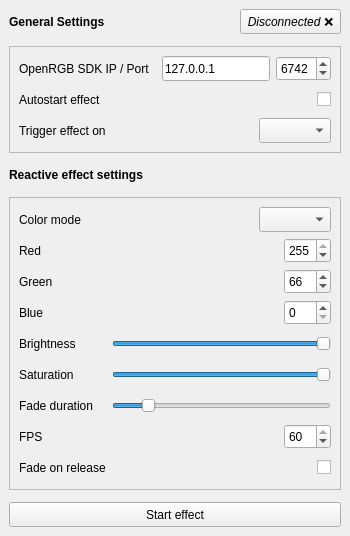
Above: src/mousereactivergb.ui from Odizinne/MouseReactiveRGB before the change. Below: the same form after it.
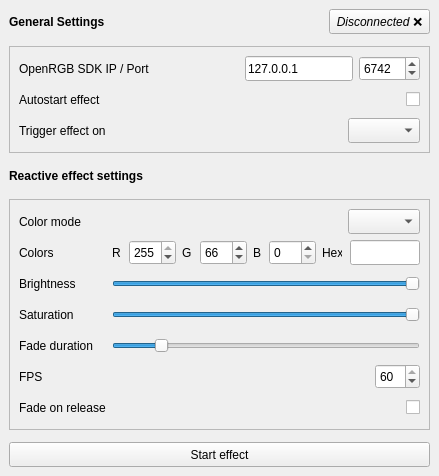
That is the form after the change.

What changed in the file:
```diff
--- a/src/mousereactivergb.ui
+++ b/src/mousereactivergb.ui
@@ -6,13 +6,13 @@
    <rect>
     <x>0</x>
     <y>0</y>
-    <width>350</width>
-    <height>536</height>
+    <width>439</width>
+    <height>476</height>
    </rect>
   </property>
   <property name="minimumSize">
    <size>
-    <width>350</width>
+    <width>439</width>
     <height>0</height>
    </size>
   </property>
@@ -72,97 +72,18 @@
        <property name="spacing">
         <number>6</number>
        </property>
-       <item row="3" column="2">
-        <widget class="QSpinBox" name="bSpinBox">
-         <property name="minimumSize">
-          <size>
-           <width>0</width>
-           <height>25</height>
-          </size>
+       <item row="7" column="1">
+        <spacer name="horizontalSpacer">
+         <property name="orientation">
+          <enum>Qt::Orientation::Horizontal</enum>
          </property>
-         <property name="maximumSize">
+         <property name="sizeHint" stdset="0">
           <size>
-           <width>16777215</width>
-           <height>16777215</height>
+           <width>40</width>
+           <height>20</height>
           </size>
          </property>
-         <property name="maximum">
-          <number>255</number>
-         </property>
-        </widget>
-       </item>
-       <item row="2" column="2">
-        <widget class="QSpinBox" name="gSpinBox">
-         <property name="minimumSize">
-          <size>
-           <width>0</width>
-           <height>25</height>
-          </size>
-         </property>
-         <property name="maximumSize">
-          <size>
-           <width>16777215</width>
-           <height>16777215</height>
-          </size>
-         </property>
-         <property name="maximum">
-          <number>255</number>
-         </property>
-         <property name="value">
-          <number>66</number>
-         </property>
-        </widget>
-       </item>
-       <item row="6" column="0">
-        <widget class="QLabel" name="label_4">
-         <property name="minimumSize">
-          <size>
-           <width>0</width>
-           <height>0</height>
-          </size>
-         </property>
-         <property name="text">
-          <string>Fade duration</string>
-         </property>
-        </widget>
-       </item>
-       <item row="7" column="2">
-        <widget class="QSpinBox" name="fpsSpinBox">
-         <property name="minimumSize">
-          <size>
-           <width>45</width>
-           <height>25</height>
-          </size>
-         </property>
-         <property name="maximumSize">
-          <size>
-           <width>16777215</width>
-           <height>16777215</height>
-          </size>
-         </property>
-         <property name="minimum">
-          <number>10</number>
-         </property>
-         <property name="maximum">
-          <number>60</number>
-         </property>
-         <property name="value">
-          <number>60</number>
-         </property>
-        </widget>
-       </item>
-       <item row="1" column="0">
-        <widget class="QLabel" name="label">
-         <property name="minimumSize">
-          <size>
-           <width>31</width>
-           <height>0</height>
-          </size>
-         </property>
-         <property name="text">
-          <string>Red</string>
-         </property>
-        </widget>
+        </spacer>
        </item>
        <item row="6" column="1" colspan="2">
         <widget class="QFrame" name="frame">
@@ -219,6 +140,66 @@
          </layout>
         </widget>
        </item>
+       <item row="8" column="0">
+        <widget class="QLabel" name="label_6">
+         <property name="text">
+          <string>Fade on release</string>
+         </property>
+        </widget>
+       </item>
+       <item row="5" column="0">
+        <widget class="QLabel" name="label_14">
+         <property name="minimumSize">
+          <size>
+           <width>0</width>
+           <height>25</height>
+          </size>
+         </property>
+         <property name="text">
+          <string>Saturation</string>
+         </property>
+        </widget>
+       </item>
+       <item row="4" column="0">
+        <widget class="QLabel" name="label_13">
+         <property name="text">
+          <string>Brightness</string>
+         </property>
+        </widget>
+       </item>
+       <item row="7" column="0">
+        <widget class="QLabel" name="label_10">
+         <property name="text">
+          <string>FPS</string>
+         </property>
+        </widget>
+       </item>
+       <item row="5" column="1" colspan="2">
+        <widget class="QSlider" name="saturationSlider">
+         <property name="maximum">
+          <number>100</number>
+         </property>
+         <property name="value">
+          <number>100</number>
+         </property>
+         <property name="orientation">
+          <enum>Qt::Orientation::Horizontal</enum>
+         </property>
+        </widget>
+       </item>
+       <item row="6" column="0">
+        <widget class="QLabel" name="label_4">
+         <property name="minimumSize">
+          <size>
+           <width>0</width>
+           <height>0</height>
+          </size>
+         </property>
+         <property name="text">
+          <string>Fade duration</string>
+         </property>
+        </widget>
+       </item>
        <item row="8" column="2">
         <widget class="QCheckBox" name="fadeOnReleaseCheckBox">
          <property name="minimumSize">
@@ -235,28 +216,6 @@
          </property>
         </widget>
        </item>
-       <item row="1" column="2">
-        <widget class="QSpinBox" name="rSpinBox">
-         <property name="minimumSize">
-          <size>
-           <width>0</width>
-           <height>25</height>
-          </size>
-         </property>
-         <property name="maximumSize">
-          <size>
-           <width>16777215</width>
-           <height>16777215</height>
-          </size>
-         </property>
-         <property name="maximum">
-          <number>255</number>
-         </property>
-         <property name="value">
-          <number>255</number>
-         </property>
-        </widget>
-       </item>
        <item row="4" column="1" colspan="2">
         <widget class="QSlider" name="brightnessSlider">
          <property name="minimumSize">
@@ -276,50 +235,28 @@
          </property>
         </widget>
        </item>
-       <item row="4" column="0">
-        <widget class="QLabel" name="label_13">
-         <property name="text">
-          <string>Brightness</string>
-         </property>
-        </widget>
-       </item>
-       <item row="0" column="0">
-        <widget class="QLabel" name="label_12">
+       <item row="7" column="2">
+        <widget class="QSpinBox" name="fpsSpinBox">
          <property name="minimumSize">
           <size>
-           <width>0</width>
+           <width>45</width>
            <height>25</height>
           </size>
          </property>
-         <property name="text">
-          <string>Color mode</string>
-         </property>
-        </widget>
-       </item>
-       <item row="3" column="0">
-        <widget class="QLabel" name="label_3">
-         <property name="minimumSize">
+         <property name="maximumSize">
           <size>
-           <width>31</width>
-           <height>0</height>
+           <width>16777215</width>
+           <height>16777215</height>
           </size>
          </property>
-         <property name="text">
-          <string>Blue</string>
+         <property name="minimum">
+          <number>10</number>
          </property>
-        </widget>
-       </item>
-       <item row="8" column="0">
-        <widget class="QLabel" name="label_6">
-         <property name="text">
-          <string>Fade on release</string>
+         <property name="maximum">
+          <number>60</number>
          </property>
-        </widget>
-       </item>
-       <item row="7" column="0">
-        <widget class="QLabel" name="label_10">
-         <property name="text">
-          <string>FPS</string>
+         <property name="value">
+          <number>60</number>
          </property>
         </widget>
        </item>
@@ -350,34 +287,8 @@
          </item>
         </layout>
        </item>
-       <item row="7" column="1">
-        <spacer name="horizontalSpacer">
-         <property name="orientation">
-          <enum>Qt::Orientation::Horizontal</enum>
-         </property>
-         <property name="sizeHint" stdset="0">
-          <size>
-           <width>40</width>
-           <height>20</height>
-          </size>
-         </property>
-        </spacer>
-       </item>
-       <item row="2" column="0">
-        <widget class="QLabel" name="label_2">
-         <property name="minimumSize">
-          <size>
-           <width>0</width>
-           <height>0</height>
-          </size>
-         </property>
-         <property name="text">
-          <string>Green</string>
-         </property>
-        </widget>
-       </item>
-       <item row="5" column="0">
-        <widget class="QLabel" name="label_14">
+       <item row="0" column="0">
+        <widget class="QLabel" name="label_12">
          <property name="minimumSize">
           <size>
            <width>0</width>
@@ -385,20 +296,234 @@
           </size>
          </property>
          <property name="text">
-          <string>Saturation</string>
+          <string>Color mode</string>
          </property>
         </widget>
        </item>
-       <item row="5" column="1" colspan="2">
-        <widget class="QSlider" name="saturationSlider">
-         <property name="maximum">
-          <number>100</number>
-         </property>
-         <property name="value">
-          <number>100</number>
-         </property>
-         <property name="orientation">
-          <enum>Qt::Orientation::Horizontal</enum>
+       <item row="1" column="1" colspan="2">
+        <layout class="QGridLayout" name="gridLayout_7">
+         <item row="0" column="1">
+          <widget class="QLabel" name="label">
+           <property name="minimumSize">
+            <size>
+             <width>0</width>
+             <height>25</height>
+            </size>
+           </property>
+           <property name="maximumSize">
+            <size>
+             <width>20</width>
+             <height>16777215</height>
+            </size>
+           </property>
+           <property name="text">
+            <string>R</string>
+           </property>
+          </widget>
+         </item>
+         <item row="0" column="4">
+          <widget class="QLabel" name="label_2">
+           <property name="minimumSize">
+            <size>
+             <width>0</width>
+             <height>0</height>
+            </size>
+           </property>
+           <property name="maximumSize">
+            <size>
+             <width>20</width>
+             <height>16777215</height>
+            </size>
+           </property>
+           <property name="text">
+            <string>G</string>
+           </property>
+          </widget>
+         </item>
+         <item row="0" column="6">
+          <widget class="QSpinBox" name="gSpinBox">
+           <property name="minimumSize">
+            <size>
+             <width>0</width>
+             <height>25</height>
+            </size>
+           </property>
+           <property name="maximumSize">
+            <size>
+             <width>16777215</width>
+             <height>16777215</height>
+            </size>
+           </property>
+           <property name="maximum">
+            <number>255</number>
+           </property>
+           <property name="value">
+            <number>66</number>
+           </property>
+          </widget>
+         </item>
+         <item row="0" column="3">
+          <widget class="QSpinBox" name="rSpinBox">
+           <property name="minimumSize">
+            <size>
+             <width>0</width>
+             <height>25</height>
+            </size>
+           </property>
+           <property name="maximumSize">
+            <size>
+             <width>16777215</width>
+             <height>16777215</height>
+            </size>
+           </property>
+           <property name="maximum">
+            <number>255</number>
+           </property>
+           <property name="value">
+            <number>255</number>
+           </property>
+          </widget>
+         </item>
+         <item row="0" column="5">
+          <spacer name="horizontalSpacer_6">
+           <property name="orientation">
+            <enum>Qt::Orientation::Horizontal</enum>
+           </property>
+           <property name="sizeHint" stdset="0">
+            <size>
+             <width>40</width>
+             <height>20</height>
+            </size>
+           </property>
+          </spacer>
+         </item>
+         <item row="0" column="7">
+          <widget class="QLabel" name="label_3">
+           <property name="minimumSize">
+            <size>
+             <width>0</width>
+             <height>0</height>
+            </size>
+           </property>
+           <property name="maximumSize">
+            <size>
+             <width>20</width>
+             <height>16777215</height>
+            </size>
+           </property>
+           <property name="text">
+            <string>B</string>
+           </property>
+          </widget>
+         </item>
+         <item row="0" column="10">
+          <widget class="QLabel" name="label_15">
+           <property name="minimumSize">
+            <size>
+             <width>0</width>
+             <height>25</height>
+            </size>
+           </property>
+           <property name="maximumSize">
+            <size>
+             <width>20</width>
+             <height>16777215</height>
+            </size>
+           </property>
+           <property name="text">
+            <string>Hex</string>
+           </property>
+          </widget>
+         </item>
+         <item row="0" column="8">
+          <spacer name="horizontalSpacer_7">
+           <property name="orientation">
+            <enum>Qt::Orientation::Horizontal</enum>
+           </property>
+           <property name="sizeHint" stdset="0">
+            <size>
+             <width>40</width>
+             <height>20</height>
+            </size>
+           </property>
+          </spacer>
+         </item>
+         <item row="0" column="12">
+          <widget class="QLineEdit" name="hexLineEdit">
+           <property name="sizePolicy">
+            <sizepolicy hsizetype="Expanding" vsizetype="Fixed">
+             <horstretch>0</horstretch>
+             <verstretch>0</verstretch>
+            </sizepolicy>
+           </property>
+           <property name="minimumSize">
+            <size>
+             <width>0</width>
+             <height>25</height>
+            </size>
+           </property>
+           <property name="maximumSize">
+            <size>
+             <width>16777215</width>
+             <height>16777215</height>
+            </size>
+           </property>
+           <property name="maxLength">
+            <number>7</number>
+           </property>
+          </widget>
+         </item>
+         <item row="0" column="9">
+          <widget class="QSpinBox" name="bSpinBox">
+           <property name="minimumSize">
+            <size>
+             <width>0</width>
+             <height>25</height>
+            </size>
+           </property>
+           <property name="maximumSize">
+            <size>
+             <width>16777215</width>
+             <height>16777215</height>
+            </size>
+           </property>
+           <property name="maximum">
+            <number>255</number>
+           </property>
+          </widget>
+         </item>
+         <item row="0" column="2">
+          <spacer name="horizontalSpacer_5">
+           <property name="orientation">
+            <enum>Qt::Orientation::Horizontal</enum>
+           </property>
+           <property name="sizeHint" stdset="0">
+            <size>
+             <width>40</width>
+             <height>20</height>
+            </size>
+           </property>
+          </spacer>
+         </item>
+         <item row="0" column="11">
+          <spacer name="horizontalSpacer_8">
+           <property name="orientation">
+            <enum>Qt::Orientation::Horizontal</enum>
+           </property>
+           <property name="sizeHint" stdset="0">
+            <size>
+             <width>40</width>
+             <height>20</height>
+            </size>
+           </property>
+          </spacer>
+         </item>
+        </layout>
+       </item>
+       <item row="1" column="0">
+        <widget class="QLabel" name="label_16">
+         <property name="text">
+          <string>Colors</string>
          </property>
         </widget>
        </item>
```
